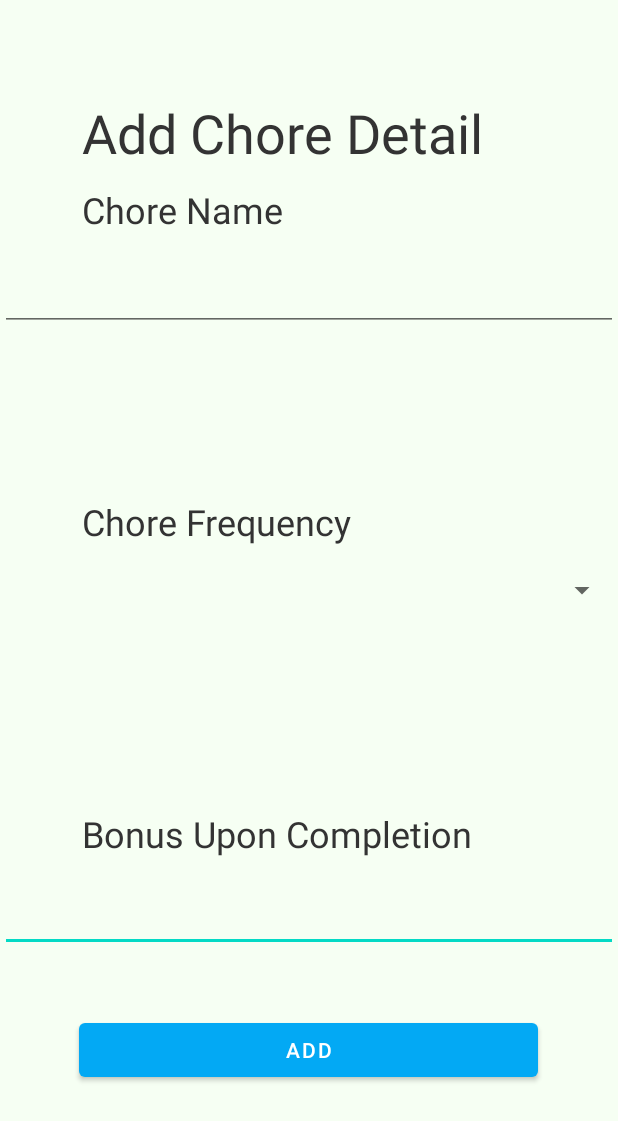
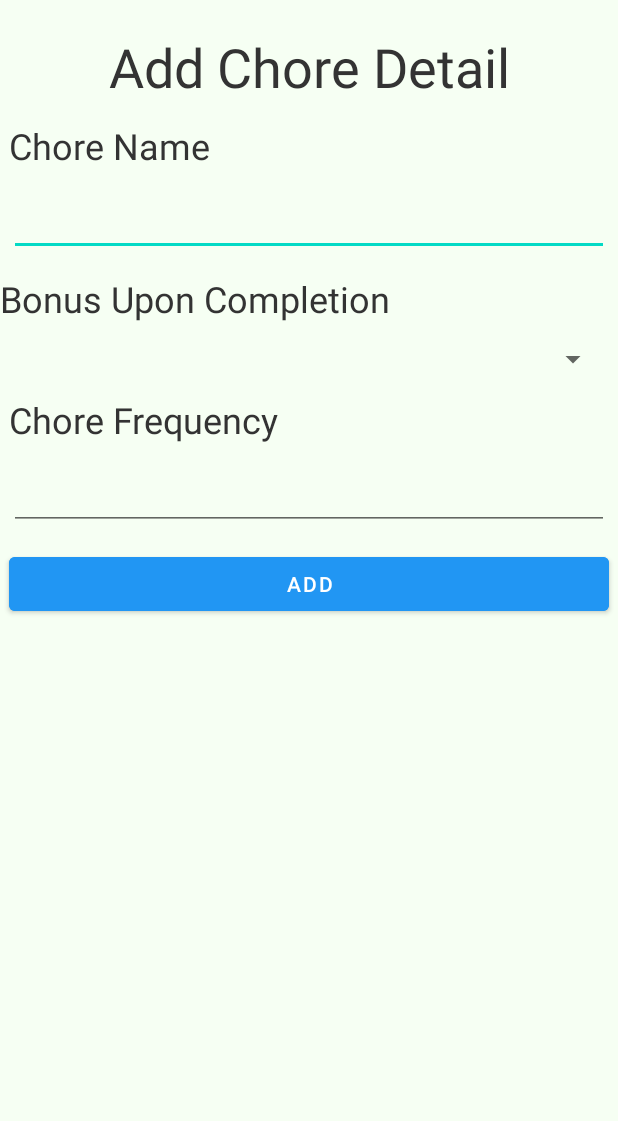
Before and after one commit to BME-HtN2020/PocketPiggy2, an Android app: the layout chores.xml on its own in the app's theme, with its tools: preview values and no code run, on a phone screen of 412 x 824 dp. Shown: the top 1121 px of the screen. Run offline under Robolectric (Android 15) with nearby library versions, the phone set to English and light mode, and no system bars; Roboto replaces fonts that are not available here.

Commit message:
Fixing Chores db a bit

```diff
--- a/ProjectPiggy2/app/src/main/java/com/example/projectpiggy2/Account.java
+++ b/ProjectPiggy2/app/src/main/java/com/example/projectpiggy2/Account.java
@@ -19,10 +19,12 @@ public class Account {
         this.balance = balance;
     }
 
+    // any modifications to the balance should only occur in the User class
     public void addBalance(double balance) {
         this.balance += balance;
     }
 
+    // any modifications to the balance should only occur in the User Class
     public void withdrawBalance(double balance) {
         this.balance -= balance;
     }
--- a/ProjectPiggy2/app/src/main/java/com/example/projectpiggy2/ToDoActivity.java
+++ b/ProjectPiggy2/app/src/main/java/com/example/projectpiggy2/ToDoActivity.java
@@ -73,10 +73,11 @@ public class ToDoActivity extends AppCompatActivity {
 //                layout.addView(dropdown);
 //                layout.addView(amountEdit);
 
-                ConstraintLayout layout = findViewById(R.id.choresLayout);
-                EditText titleEdit = findViewById(R.id.editTextSimple2);
-                EditText amountEdit = findViewById(R.id.editTextSimple);
-                Spinner dropdown = findViewById(R.id.spinner);
+                View choresLayout = getLayoutInflater().inflate(R.layout.chores, null);
+                LinearLayout layout = choresLayout.findViewById(R.id.choresLayout);
+                EditText titleEdit = choresLayout.findViewById(R.id.editTextSimple2);
+                EditText amountEdit = choresLayout.findViewById(R.id.editTextSimple);
+                Spinner dropdown = choresLayout.findViewById(R.id.spinner);
 
                 String[] items = {"1 Day", "4 Day", "1 Week"};
                 ArrayAdapter<String> arrayAdapter = new ArrayAdapter<>(this, android.R.layout.simple_spinner_dropdown_item, items);
@@ -85,7 +86,6 @@ public class ToDoActivity extends AppCompatActivity {
                 amountEdit.addTextChangedListener(new NumberTextWatcher(amountEdit, "#,###"));
 
                 AlertDialog dialog = new AlertDialog.Builder(this)
-                        .setTitle("Add a new task").setMessage("What do you want to do next?")
                         .setView(layout)
                         .setPositiveButton("Add", new DialogInterface.OnClickListener() {
                             @Override
--- a/ProjectPiggy2/app/src/main/res/layout/chores.xml
+++ b/ProjectPiggy2/app/src/main/res/layout/chores.xml
@@ -1,110 +1,82 @@
 <?xml version="1.0" encoding="utf-8"?>
-<androidx.constraintlayout.widget.ConstraintLayout
-    xmlns:android="http://schemas.android.com/apk/res/android"
+<LinearLayout xmlns:android="http://schemas.android.com/apk/res/android"
     xmlns:app="http://schemas.android.com/apk/res-auto"
     xmlns:tools="http://schemas.android.com/tools"
     android:id="@+id/choresLayout"
     android:layout_width="match_parent"
+    android:layout_height="match_parent"
     android:background="@drawable/background_gradient"
-    android:layout_height="match_parent">
+    android:orientation="vertical">
+
+    <TextView
+        android:id="@+id/onboarding1_para2"
+        android:layout_width="match_parent"
+        android:layout_height="wrap_content"
+        android:layout_marginTop="20dp"
+        android:gravity="center"
+        android:text="Add Chore Detail"
+        android:textColor="@color/text"
+        android:textSize="36sp" />
+
+    <TextView
+        android:id="@+id/onboarding1_para3"
+        android:layout_width="match_parent"
+        android:layout_height="wrap_content"
+        android:layout_marginTop="12dp"
+        android:layout_marginHorizontal="6dp"
+        android:text="Chore Name"
+        android:textColor="@color/text"
+        android:textSize="24sp" />
 
     <EditText
         android:id="@+id/editTextSimple2"
         android:layout_width="match_parent"
         android:layout_height="wrap_content"
-        app:layout_constraintBottom_toBottomOf="parent"
-        app:layout_constraintEnd_toEndOf="parent"
-        app:layout_constraintHorizontal_bias="1.0"
-        app:layout_constraintStart_toStartOf="parent"
-        app:layout_constraintTop_toTopOf="parent"
-        app:layout_constraintVertical_bias="0.757"></EditText>
+        android:layout_marginHorizontal="6dp"
+        android:layout_marginTop="12dp">
+    </EditText>
 
     <TextView
         android:id="@+id/onboarding1_para5"
-        android:layout_width="303dp"
+        android:layout_width="match_parent"
         android:layout_height="wrap_content"
-        android:layout_marginTop="64dp"
-        android:layout_marginBottom="252dp"
+        android:layout_marginTop="12dp"
         android:text="Bonus Upon Completion"
         android:textColor="@color/text"
-        android:textSize="24sp"
-        app:layout_constraintBottom_toBottomOf="parent"
-        app:layout_constraintEnd_toEndOf="parent"
-        app:layout_constraintStart_toStartOf="parent"
-        app:layout_constraintTop_toTopOf="@+id/onbarding1" />
+        android:textSize="24sp" />
 
     <Spinner
         android:id="@+id/spinner"
         android:layout_width="match_parent"
         android:layout_height="wrap_content"
-        app:layout_constraintBottom_toBottomOf="parent"
-        app:layout_constraintEnd_toEndOf="parent"
-        app:layout_constraintTop_toTopOf="parent"
-        app:layout_constraintVertical_bias="0.477" />
+        android:layout_marginHorizontal="6dp"
+        android:layout_marginTop="12dp"/>
+
+    <TextView
+        android:id="@+id/onboarding1_para4"
+        android:layout_width="match_parent"
+        android:layout_height="wrap_content"
+        android:layout_marginTop="12dp"
+        android:layout_marginHorizontal="6dp"
+        android:text="Chore Frequency"
+        android:textColor="@color/text"
+        android:textSize="24sp" />
 
     <EditText
         android:id="@+id/editTextSimple"
         android:layout_width="match_parent"
         android:layout_height="wrap_content"
-        app:layout_constraintBottom_toBottomOf="parent"
-        app:layout_constraintEnd_toEndOf="parent"
-        app:layout_constraintHorizontal_bias="0.0"
-        app:layout_constraintStart_toStartOf="parent"
-        app:layout_constraintTop_toTopOf="parent"
-        app:layout_constraintVertical_bias="0.225"></EditText>
-
-    <TextView
-        android:id="@+id/onboarding1_para4"
-        android:layout_width="303dp"
-        android:layout_height="wrap_content"
-        android:layout_marginTop="64dp"
-        android:layout_marginBottom="460dp"
-        android:text="Chore Frequency"
-        android:textColor="@color/text"
-        android:textSize="24sp"
-        app:layout_constraintBottom_toBottomOf="parent"
-        app:layout_constraintEnd_toEndOf="parent"
-        app:layout_constraintStart_toStartOf="parent"
-        app:layout_constraintTop_toTopOf="@+id/onbarding1" />
-
-    <TextView
-        android:id="@+id/onboarding1_para3"
-        android:layout_width="303dp"
-        android:layout_height="wrap_content"
-        android:layout_marginTop="64dp"
-        android:layout_marginBottom="668dp"
-        android:text="Chore Name"
-        android:textColor="@color/text"
-        android:textSize="24sp"
-        app:layout_constraintBottom_toBottomOf="parent"
-        app:layout_constraintEnd_toEndOf="parent"
-        app:layout_constraintStart_toStartOf="parent"
-        app:layout_constraintTop_toTopOf="@+id/onbarding1" />
-
-    <TextView
-        android:id="@+id/onboarding1_para2"
-        android:layout_width="303dp"
-        android:layout_height="wrap_content"
-        android:layout_marginTop="64dp"
-        android:text="Add Chore Detail"
-        android:textColor="@color/text"
-        android:textSize="36sp"
-        app:layout_constraintBottom_toBottomOf="parent"
-        app:layout_constraintEnd_toEndOf="parent"
-        app:layout_constraintStart_toStartOf="parent"
-        app:layout_constraintTop_toTopOf="parent"
-        app:layout_constraintVertical_bias="0.0" />
+        android:layout_marginHorizontal="6dp"
+        android:layout_marginTop="12dp">
+    </EditText>
 
     <Button
         android:id="@+id/button2"
-        android:layout_width="306dp"
-        android:layout_height="48dp"
-        android:layout_marginBottom="100dp"
-        android:text="Add"
-        app:backgroundTint="#03A9F4"
-        app:layout_constraintBottom_toBottomOf="parent"
-        app:layout_constraintEnd_toEndOf="parent"
-        app:layout_constraintHorizontal_bias="0.494"
-        app:layout_constraintStart_toStartOf="parent" />
+        android:layout_width="match_parent"
+        android:layout_height="wrap_content"
+        android:layout_marginHorizontal="6dp"
+        android:layout_marginTop="12dp"
+        android:backgroundTint="#2196F3"
+        android:text="Add" />
 
-</androidx.constraintlayout.widget.ConstraintLayout>
+</LinearLayout>
```
